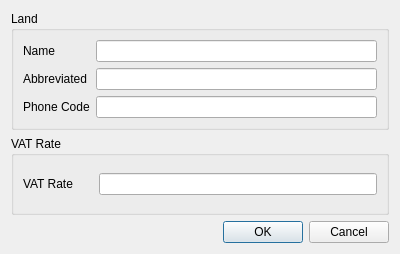
Sakton/CONVEYANCE_Q, file CONVEYANCE_Q/Modules/Land/thelandform.ui: the form before one commit.
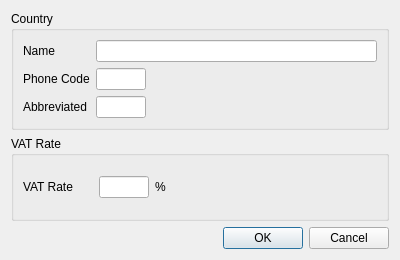
The form after the commit.

Commit message: adding read forms data client, land

Patch:
```diff
--- a/CONVEYANCE_Q/Modules/Land/thelandform.ui
+++ b/CONVEYANCE_Q/Modules/Land/thelandform.ui
@@ -7,7 +7,7 @@
     <x>0</x>
     <y>0</y>
     <width>400</width>
-    <height>254</height>
+    <height>260</height>
    </rect>
   </property>
   <property name="minimumSize">
@@ -25,18 +25,11 @@
      <item>
       <widget class="QGroupBox" name="groupBox">
        <property name="title">
-        <string>Land</string>
+        <string>Country</string>
        </property>
        <layout class="QGridLayout" name="gridLayout_3">
-        <item row="0" column="0">
+        <item row="1" column="0">
          <layout class="QGridLayout" name="gridLayout_2">
-          <item row="1" column="0">
-           <widget class="QLabel" name="label_2">
-            <property name="text">
-             <string>Abbreviated</string>
-            </property>
-           </widget>
-          </item>
           <item row="0" column="1">
            <widget class="QLineEdit" name="lineEdit"/>
           </item>
@@ -48,17 +41,78 @@
            </widget>
           </item>
           <item row="1" column="1">
-           <widget class="QLineEdit" name="lineEdit_2"/>
+           <layout class="QHBoxLayout" name="horizontalLayout">
+            <item>
+             <widget class="QLineEdit" name="lineEditPhoneCode">
+              <property name="sizePolicy">
+               <sizepolicy hsizetype="Expanding" vsizetype="Fixed">
+                <horstretch>0</horstretch>
+                <verstretch>0</verstretch>
+               </sizepolicy>
+              </property>
+              <property name="maximumSize">
+               <size>
+                <width>50</width>
+                <height>16777215</height>
+               </size>
+              </property>
+             </widget>
+            </item>
+            <item>
+             <spacer name="horizontalSpacer">
+              <property name="orientation">
+               <enum>Qt::Horizontal</enum>
+              </property>
+              <property name="sizeHint" stdset="0">
+               <size>
+                <width>40</width>
+                <height>20</height>
+               </size>
+              </property>
+             </spacer>
+            </item>
+           </layout>
           </item>
-          <item row="2" column="0">
+          <item row="1" column="0">
            <widget class="QLabel" name="label_3">
             <property name="text">
              <string>Phone Code</string>
             </property>
            </widget>
           </item>
+          <item row="2" column="0">
+           <widget class="QLabel" name="label_2">
+            <property name="text">
+             <string>Abbreviated</string>
+            </property>
+           </widget>
+          </item>
           <item row="2" column="1">
-           <widget class="QLineEdit" name="lineEdit_3"/>
+           <layout class="QHBoxLayout" name="horizontalLayout_2">
+            <item>
+             <widget class="QLineEdit" name="lineEditAbbreviated">
+              <property name="maximumSize">
+               <size>
+                <width>50</width>
+                <height>16777215</height>
+               </size>
+              </property>
+             </widget>
+            </item>
+            <item>
+             <spacer name="horizontalSpacer_2">
+              <property name="orientation">
+               <enum>Qt::Horizontal</enum>
+              </property>
+              <property name="sizeHint" stdset="0">
+               <size>
+                <width>40</width>
+                <height>20</height>
+               </size>
+              </property>
+             </spacer>
+            </item>
+           </layout>
           </item>
          </layout>
         </item>
@@ -73,15 +127,46 @@
        <layout class="QGridLayout" name="gridLayout_5">
         <item row="0" column="0">
          <layout class="QGridLayout" name="gridLayout_4">
-          <item row="0" column="0">
+          <item row="0" column="1">
            <widget class="QLabel" name="label_4">
             <property name="text">
              <string>VAT Rate      </string>
             </property>
            </widget>
           </item>
-          <item row="0" column="1">
-           <widget class="QLineEdit" name="lineEdit_4"/>
+          <item row="0" column="2">
+           <layout class="QHBoxLayout" name="horizontalLayout_3">
+            <item>
+             <widget class="QLineEdit" name="lineEditVatRate">
+              <property name="maximumSize">
+               <size>
+                <width>50</width>
+                <height>16777215</height>
+               </size>
+              </property>
+             </widget>
+            </item>
+            <item>
+             <widget class="QLabel" name="label_5">
+              <property name="text">
+               <string>%</string>
+              </property>
+             </widget>
+            </item>
+            <item>
+             <spacer name="horizontalSpacer_3">
+              <property name="orientation">
+               <enum>Qt::Horizontal</enum>
+              </property>
+              <property name="sizeHint" stdset="0">
+               <size>
+                <width>40</width>
+                <height>20</height>
+               </size>
+              </property>
+             </spacer>
+            </item>
+           </layout>
           </item>
          </layout>
         </item>
```
Left out of the diff: 6 changed lines with no effect on the pictures. The commit also changes 9 other files.
